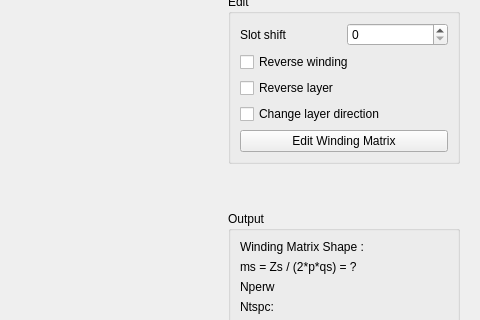
The window that pyleecan/GUI/Dialog/DMachineSetup/SWinding/SWinding.ui (Eomys/pyleecan) describes before a commit, drawn with Qt 5; both pictures show x 678 to 1158 and y 336 to 656 of the 1158 by 758 pixel window.
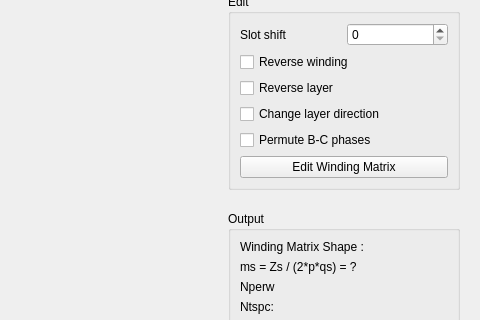
The same window after the commit. Icons and pictures are not drawn. Custom widgets are drawn as their Qt base class.

Commit message: [WIP] is_permute_B_C [CO] Hide coil_pitch if Nlayer == 1

Diff of the .ui file:
```diff
--- a/pyleecan/GUI/Dialog/DMachineSetup/SWinding/SWinding.ui
+++ b/pyleecan/GUI/Dialog/DMachineSetup/SWinding/SWinding.ui
@@ -238,6 +238,13 @@
              </property>
             </widget>
            </item>
+           <item>
+            <widget class="QCheckBox" name="is_permute_B_C">
+             <property name="text">
+              <string>Permute B-C phases</string>
+             </property>
+            </widget>
+           </item>
            <item>
             <widget class="QPushButton" name="b_edit_wind_mat">
              <property name="text">
```
The commit also changes 8 other files.
